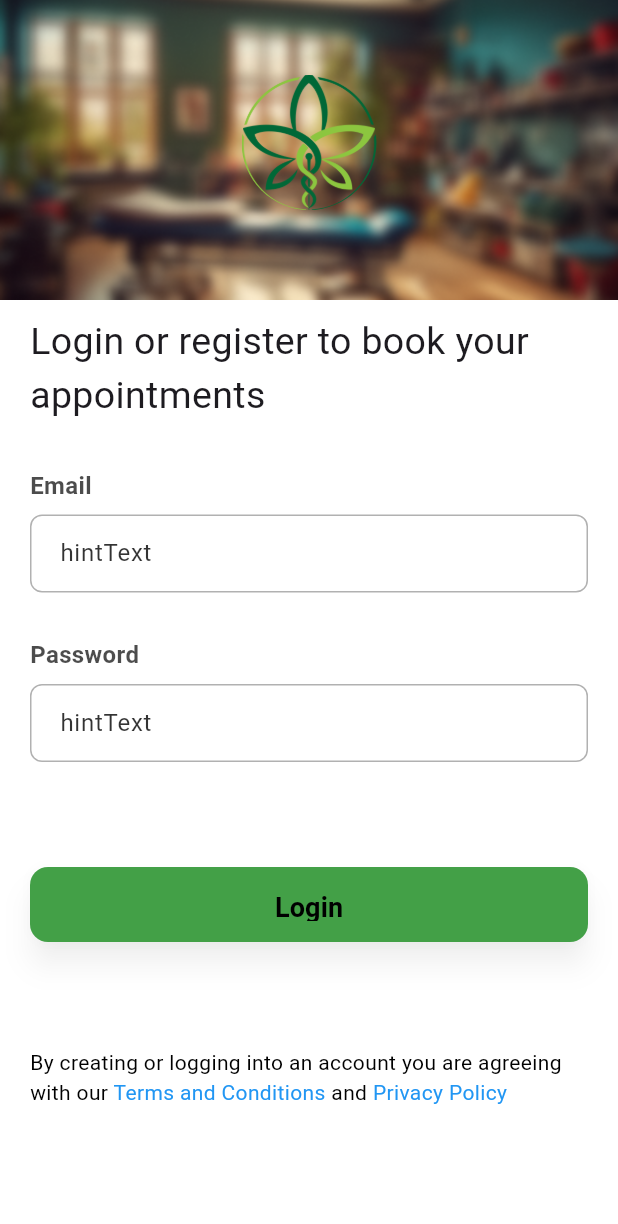
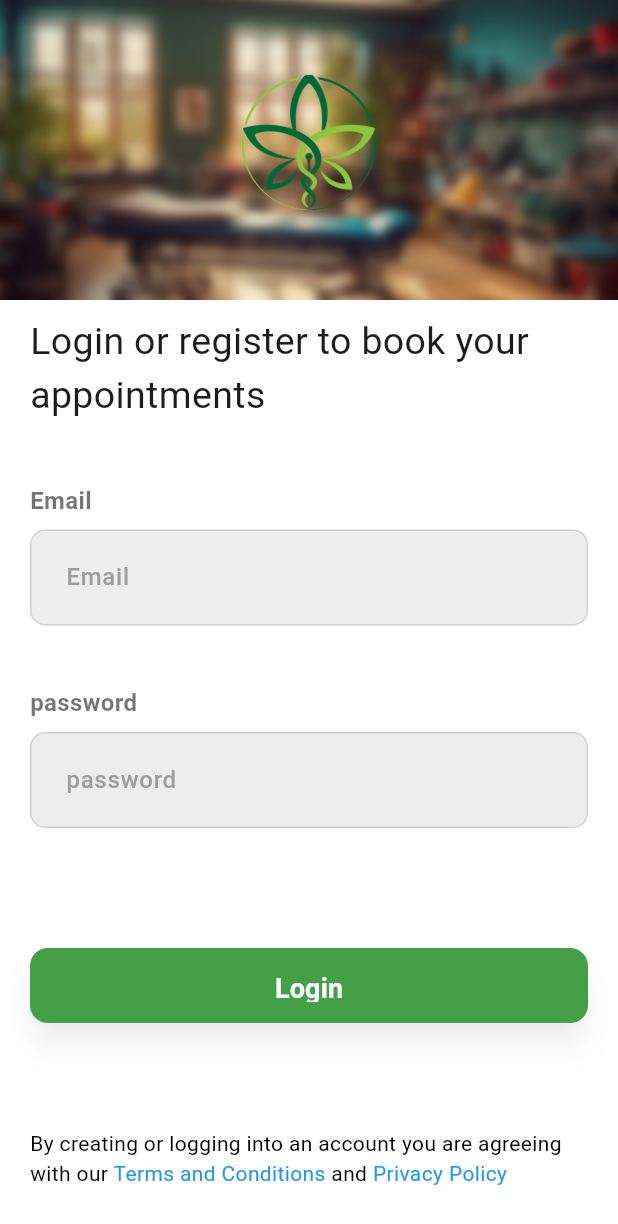
Before and after one commit to adnanpanakkad/Ayur_Care, a Flutter app: the screen it shows after launch, on a phone screen of 412 x 824 dp. Shown: the top 1224 px of the screen. Run offline on Flutter 3.47's test engine with Material 3 defaults, Android fonts, the phone set to English and light mode, and no system bars; Roboto replaces fonts that are missing (Urbanist).

Commit message:
feat(ui):  home, register, and booking details screens with code structure

```diff
--- a/lib/main.dart
+++ b/lib/main.dart
@@ -18,10 +18,7 @@ class MyApp extends StatelessWidget {
       ],
       child: MaterialApp(
         title: 'Ayur Care',
-        theme: ThemeData(
-          colorScheme: ColorScheme.fromSeed(seedColor: Colors.deepPurple),
-          useMaterial3: true,
-        ),
+        theme: ThemeData.light(),
         debugShowCheckedModeBanner: false,
         home: const SplashScreen(),
       ),
--- a/lib/screens/login_screen.dart
+++ b/lib/screens/login_screen.dart
@@ -1,4 +1,5 @@
 import 'package:ayur_care/controller/login_controller.dart';
+import 'package:ayur_care/screens/home_screen.dart';
 import 'package:ayur_care/utils/app_text_styles.dart';
 import 'package:ayur_care/widgets/login/custom_buttom.dart';
 import 'package:ayur_care/widgets/login/custom_textfeid.dart';
@@ -40,30 +41,33 @@ class LoginScreen extends StatelessWidget {
                             height: 30,
                           ),
 
-                          CustomTextField(
-                              validator: (value) =>
+                          CustomTextfield(
+                              validation: (value) =>
                                   loginController.validateEmail(value),
                               controller: loginController.emailController,
-                              hintText: 'hintText',
+                              hintText: 'Email',
                               labelText: 'Email'),
                           const SizedBox(
-                            height: 30,
+                            height: 20,
                           ),
 
-                          CustomTextField(
-                              validator: (value) =>
+                          CustomTextfield(
+                              validation: (value) =>
                                   loginController.validatePassword(value),
-                              controller: loginController.emailController,
-                              hintText: 'hintText',
-                              labelText: 'Password'),
-
+                              controller: loginController.passwordController,
+                              hintText: 'password',
+                              labelText: 'password'),
                           const SizedBox(height: 70),
 
                           // Login Button
                           CustomButton(
                               text: 'Login',
                               onTap: () {
-                                loginController.loginUser(context);
+                                // loginController.loginUser(context);
+                                Navigator.of(context).push(
+                                  MaterialPageRoute(
+                                      builder: (context) => HomeScreen()),
+                                );
                               }),
                           const SizedBox(height: 70),
                           CustomTextStyle.getDoctorDescription(),
--- a/lib/utils/app_colors.dart
+++ b/lib/utils/app_colors.dart
@@ -2,4 +2,5 @@ import 'package:flutter/material.dart';
 
 class Appcolor {
   static const Color primaryColor = Colors.white;
+  static  Color buttonColor = Colors.green.shade600;
 }
--- a/lib/utils/app_text_styles.dart
+++ b/lib/utils/app_text_styles.dart
@@ -31,6 +31,11 @@ class CustomTextStyle {
       fontSize: 16,
       fontWeight: FontWeight.w500,
       fontFamily: "Urbanist");
+  static const TextStyle textFieldlabelstyle = TextStyle(
+      color: Colors.black54,
+      fontSize: 16,
+      fontWeight: FontWeight.w500,
+      fontFamily: "Urbanist");
   static getDoctorDescription() {
     return const Text.rich(
       TextSpan(
--- a/lib/widgets/login/custom_buttom.dart
+++ b/lib/widgets/login/custom_buttom.dart
@@ -1,3 +1,4 @@
+import 'package:ayur_care/utils/app_colors.dart';
 import 'package:flutter/material.dart';
 
 class CustomButton extends StatelessWidget {
@@ -18,7 +19,7 @@ class CustomButton extends StatelessWidget {
       child: ElevatedButton(
         onPressed: onTap,
         style: ElevatedButton.styleFrom(
-          backgroundColor: Colors.green.shade600,
+          backgroundColor: Appcolor.buttonColor,
           shape: RoundedRectangleBorder(
             borderRadius: BorderRadius.circular(12.0),
           ),
@@ -31,7 +32,7 @@ class CustomButton extends StatelessWidget {
           style: const TextStyle(
             fontSize: 18.0,
             fontWeight: FontWeight.bold,
-            color: Colors.black,
+            color: Colors.white,
           ),
         ),
       ),
--- a/lib/widgets/login/custom_textfeid.dart
+++ b/lib/widgets/login/custom_textfeid.dart
@@ -1,65 +1,90 @@
+import 'package:ayur_care/utils/app_colors.dart';
+import 'package:ayur_care/utils/app_text_styles.dart';
 import 'package:flutter/material.dart';
 
-class CustomTextField extends StatelessWidget {
-  final TextEditingController controller;
-  final String hintText;
-  final String labelText;  // New parameter for label
-  final bool obscureText;
-  final FormFieldValidator<String>? validator;
+class CustomTextfield extends StatelessWidget {
+  const CustomTextfield({
+    super.key,
+    this.controller,
+    this.hintText,
+    this.validation,
+    this.suffixIcon,
+    this.keyboardType,
+    this.readOnly,
+    this.onChanged,
+    FocusNode? focusNode,
+    required this.labelText,
+  });
 
-  const CustomTextField({
-    required this.controller,
-    required this.hintText,
-    required this.labelText, // Adding labelText to the constructor
-    this.obscureText = false,
-    this.validator,
-    super.key,
-  });
+  final TextEditingController? controller;
+  final Widget? suffixIcon;
+  final TextInputType? keyboardType;
+  final String? hintText;
+  final FormFieldValidator? validation;
+  final bool? readOnly;
+  final void Function(String)? onChanged;
+  final String labelText;
 
   @override
   Widget build(BuildContext context) {
-    return Column(
+    return Padding(
+      padding: const EdgeInsets.symmetric(vertical: 10),
+      child: Column(
         crossAxisAlignment: CrossAxisAlignment.start,
         children: [
-        // Label Text on top of the TextField
           Text(
             labelText,
-          style: TextStyle(
-            color: Colors.black.withOpacity(0.7),
+            style: const TextStyle(
+              color: Colors.black54,
               fontSize: 16.0,
               fontWeight: FontWeight.bold,
             ),
           ),
-        const SizedBox(height: 8.0), // Space between label and TextField
+          const SizedBox(height: 8.0),
+
           // TextFormField
           TextFormField(
-          cursorColor: Colors.black,
-          style: const TextStyle(color: Colors.black),
+            autovalidateMode: AutovalidateMode.onUserInteraction,
+            onChanged: onChanged,
+            readOnly: readOnly ?? false,
+            keyboardType: keyboardType,
+            validator: validation,
             controller: controller,
-          obscureText: obscureText,
-          validator: validator,
             decoration: InputDecoration(
-            contentPadding:
-                const EdgeInsets.symmetric(horizontal: 16.0, vertical: 14.0),
+              suffixIcon: suffixIcon,
+              errorBorder: const OutlineInputBorder(
+                borderSide: BorderSide(
+                  color: Colors.red,
+                ),
+                borderRadius: BorderRadius.all(Radius.circular(10)),
+              ),
+              focusedErrorBorder: const OutlineInputBorder(
+                borderSide: BorderSide(
+                  color: Colors.red,
+                ),
+                borderRadius: BorderRadius.all(Radius.circular(10)),
+              ),
+              contentPadding: const EdgeInsets.all(20),
               hintText: hintText,
-            hintStyle: TextStyle(color: Colors.black.withOpacity(0.8)),
-            focusedBorder: OutlineInputBorder(
-              borderSide: BorderSide(color: Colors.black.withOpacity(0.8)),
-              borderRadius: BorderRadius.circular(8.0),
+              hintStyle: CustomTextStyle.textFieldstyle,
+              fillColor: const Color.fromARGB(255, 237, 237, 237),
+              filled: true,
+              enabledBorder: const OutlineInputBorder(
+                borderSide: BorderSide(
+                  color: Color.fromARGB(255, 210, 210, 210),
                 ),
-            enabledBorder: OutlineInputBorder(
-              borderSide: BorderSide(color: Colors.grey.withOpacity(0.8)),
-              borderRadius: BorderRadius.circular(8.0),
+                borderRadius: BorderRadius.all(Radius.circular(10)),
               ),
-            errorBorder: OutlineInputBorder(
-              borderSide: const BorderSide(color: Colors.red),
-              borderRadius: BorderRadius.circular(8.0),
+              focusedBorder: const OutlineInputBorder(
+                borderRadius: BorderRadius.all(Radius.circular(10)),
+                borderSide: BorderSide(
+                  color: Appcolor.primaryColor,
                 ),
-            filled: true,
-            fillColor: Colors.white.withOpacity(0.8),
+              ),
             ),
           ),
         ],
+      ),
     );
   }
 }
```
Also changed, not shown: lib/screens/booking_detail_screen.dart (added, +10 -0 lines), lib/screens/home_screen.dart (+94 -1 lines), lib/screens/register_screen.dart (+82 -0 lines), lib/widgets/common/custom_appbar.dart (added, +34 -0 lines), lib/widgets/home/homecard.dart (added, +105 -0 lines), lib/widgets/home/popup.dart (added, +76 -0 lines), lib/widgets/home/radio_button.dart (added, +58 -0 lines). Lines whose indentation alone changed are shown as unchanged.
